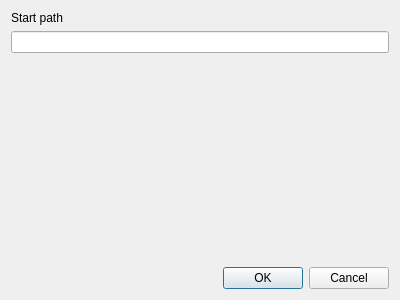
The window that settingsdialog.ui (timsterzel/Ultimate-Label) describes before a commit, drawn with Qt 5.
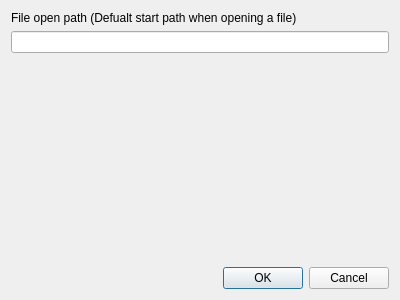
The same window after the commit.

Commit message: Add settings to set default path for opening files

Patch:
```diff
--- a/settingsdialog.ui
+++ b/settingsdialog.ui
@@ -17,7 +17,10 @@
    <item>
     <widget class="QLabel" name="label_startPath">
      <property name="text">
-      <string>Start path</string>
+      <string>File open path (Defualt start path when opening a file)</string>
+     </property>
+     <property name="buddy">
+      <cstring>lineEdit_startPathProfiles</cstring>
      </property>
     </widget>
    </item>
```
Left out of the diff: 2 changed lines with no effect on the pictures. The commit also changes 6 other files.
